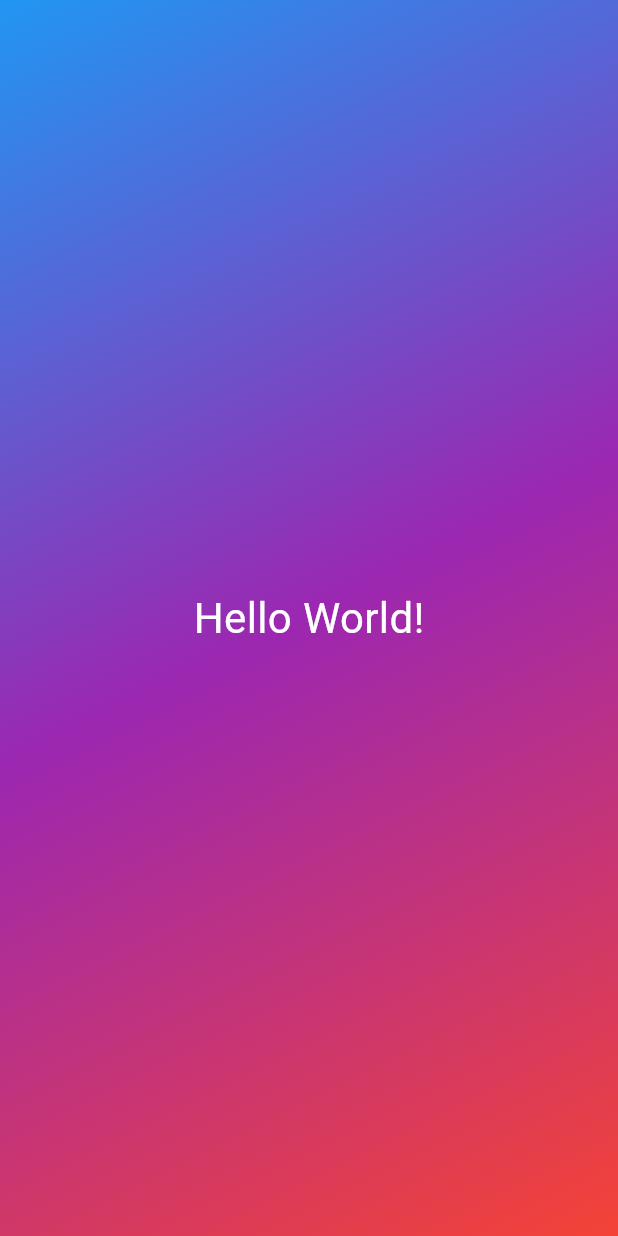
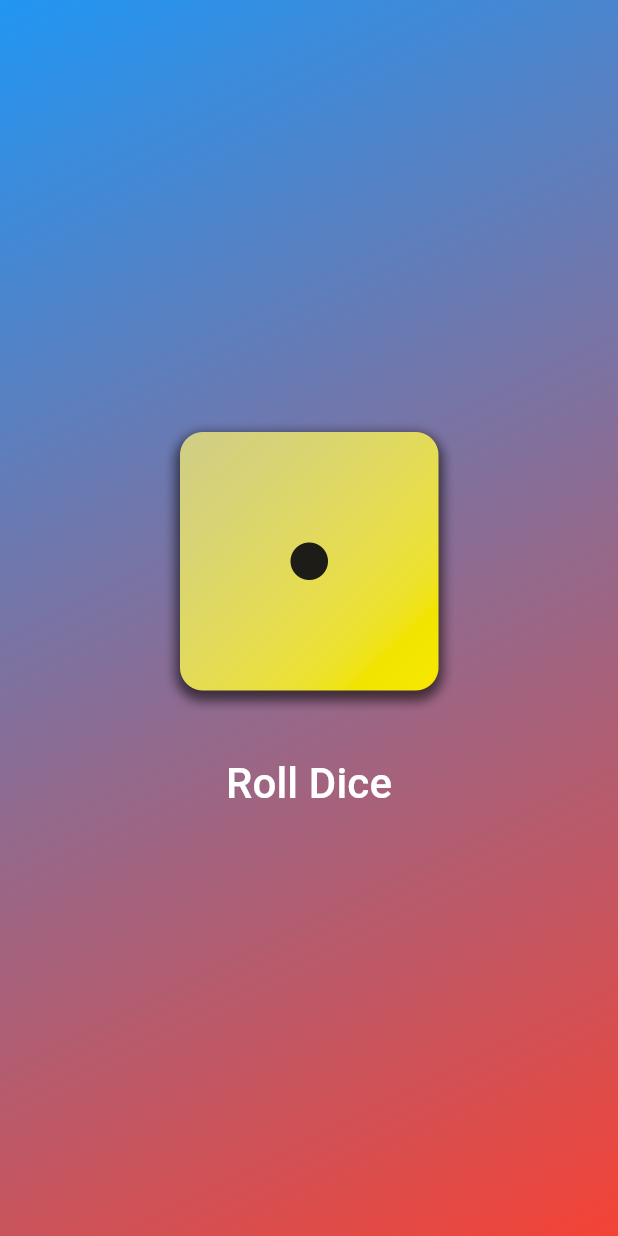
Before and after one commit to Mustafaayaz32/flutter_first_project, a Flutter app: the screen it shows after launch, on a phone screen of 412 x 824 dp. Run offline on Flutter 3.47's test engine with Material 3 defaults, Android fonts, the phone set to English and light mode, and no system bars.

Commit message:
dice rolling codes

```diff
--- /dev/null
+++ b/lib/dice_roller.dart
@@ -0,0 +1,48 @@
+import 'dart:math';
+
+import 'package:flutter/material.dart';
+
+class DiceRoller extends StatefulWidget {
+  const DiceRoller({super.key});
+
+  @override
+  State<DiceRoller> createState() => _DiceRollerState();
+}
+
+class _DiceRollerState extends State<DiceRoller> {
+  var activeDiceImage = 'assets/images/dice-1.png';
+
+  @override
+  Widget build(BuildContext context) {
+    return Column(
+      mainAxisAlignment: MainAxisAlignment.center,
+      children: [
+        Image.asset(
+          activeDiceImage,
+          width: 200,
+        ),
+        const SizedBox(height: 20),
+        TextButton(
+          onPressed: rollDice,
+          child: const Text(
+            'Roll Dice',
+            style: TextStyle(
+              fontSize: 28,
+              color: Colors.white,
+            ),
+          ),
+        ),
+      ],
+    );
+  }
+
+  void rollDice() {
+    setState(() {
+      activeDiceImage = 'assets/images/dice-${generateRandomNumber()}.png';
+    });
+  }
+
+  int generateRandomNumber() {
+    return Random().nextInt(7 - 1) + 1;
+  }
+}
--- a/lib/gradient_container.dart
+++ b/lib/gradient_container.dart
@@ -1,22 +1,24 @@
+import 'package:first_app/dice_roller.dart';
 import 'package:first_app/styled_text.dart';
 import 'package:flutter/material.dart';
 
 class GradientContainer extends StatelessWidget {
-  const GradientContainer({super.key});
+  const GradientContainer({super.key, required this.colors});
+
+  final List<Color> colors;
 
   @override
   Widget build(BuildContext context) {
     return Container(
-      decoration: const BoxDecoration(
+      decoration: BoxDecoration(
         gradient: LinearGradient(
-          colors: [Colors.blue, Colors.purple, Colors.red],
+          colors: colors,
           begin: Alignment.topLeft,
           end: Alignment.bottomRight,
-          stops: [0, 0.5, 1],
           tileMode: TileMode.clamp,
         ),
       ),
-      child: const Center(child: StyledText()),
+      child: const Center(child: DiceRoller()),
     );
   }
 }
--- a/lib/main.dart
+++ b/lib/main.dart
@@ -4,7 +4,10 @@ import 'package:flutter/material.dart';
 void main() {
   runApp(const MaterialApp(
     home: Scaffold(
-      body: GradientContainer(),
+      body: GradientContainer(colors: [
+        Colors.blue,
+        Colors.red,
+      ]),
     ),
   ));
 }
--- a/lib/styled_text.dart
+++ b/lib/styled_text.dart
@@ -1,13 +1,15 @@
 import 'package:flutter/material.dart';
 
 class StyledText extends StatelessWidget {
-  const StyledText({super.key});
+  const StyledText({required this.text, super.key});
+
+  final String text;
 
   @override
   Widget build(BuildContext context) {
-    return const Text(
-      "Hello World!",
-      style: TextStyle(fontSize: 28, color: Colors.white),
+    return Text(
+      text,
+      style: const TextStyle(fontSize: 28, color: Colors.white),
     );
   }
 }
```
Also changed, not shown: pubspec.yaml (+7 -3 lines), assets/images/dice-1.png (added), assets/images/dice-2.png (added), assets/images/dice-3.png (added), assets/images/dice-4.png (added), assets/images/dice-5.png (added), assets/images/dice-6.png (added).
